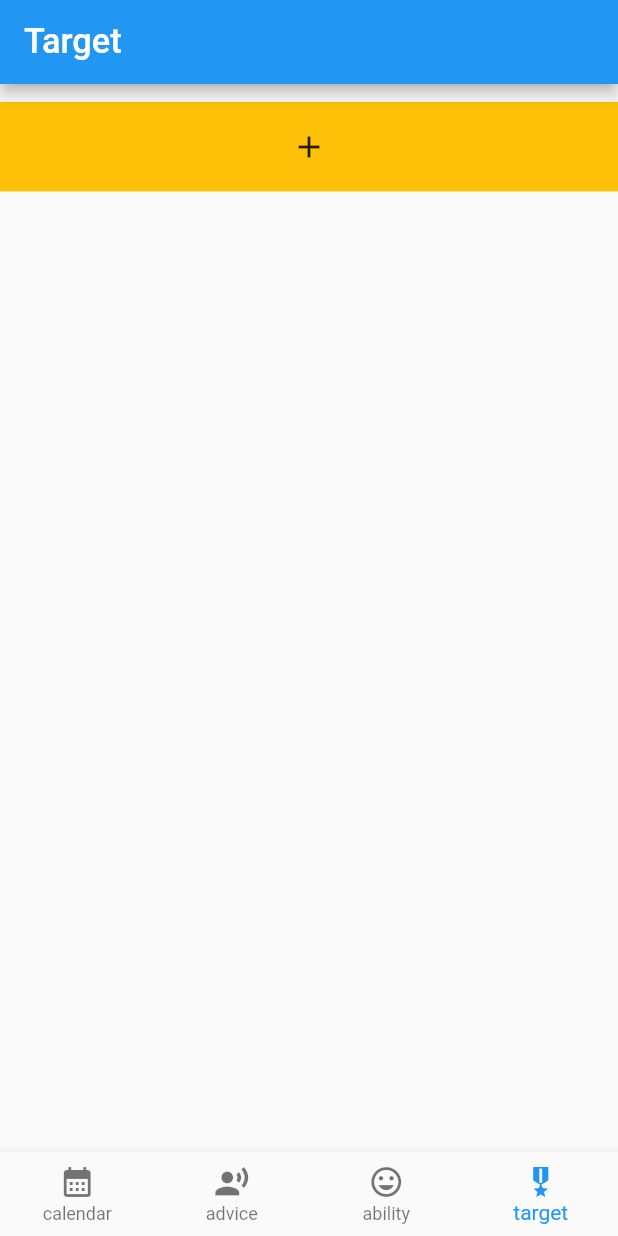
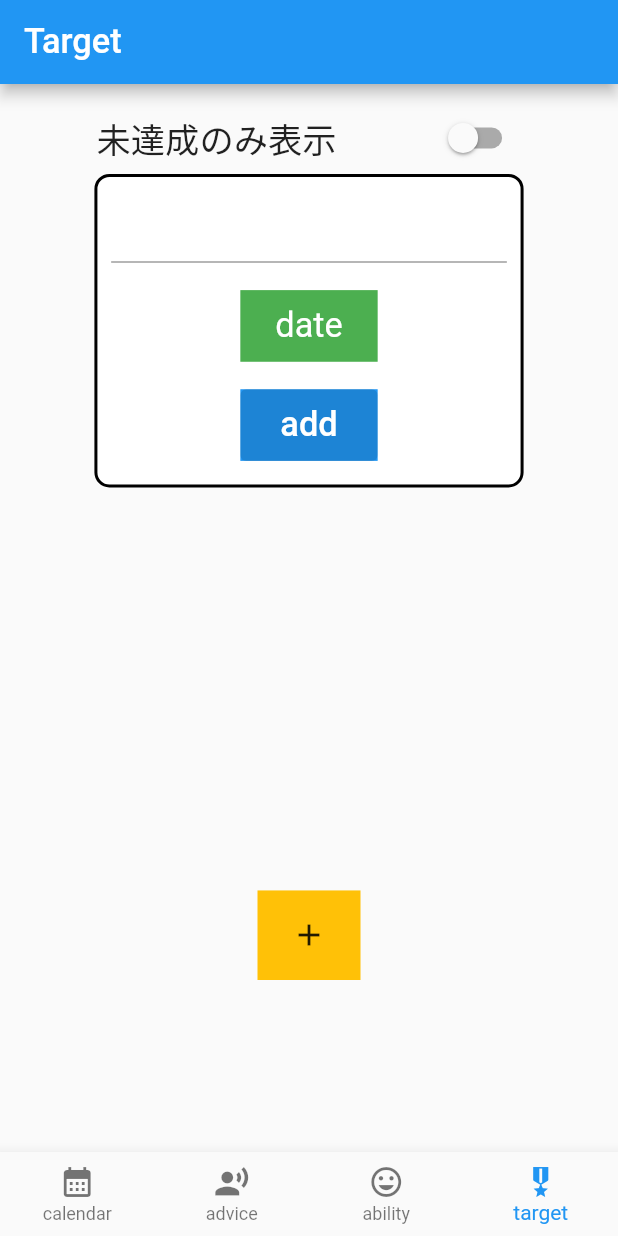
Before and after one commit to solevin/training_note, a Flutter app: the screen it shows after launch, item 4 of the bottom bar chosen, after a tap on the "add" icon, on a phone screen of 412 x 824 dp. Run offline on Flutter 3.47's test engine with Material 2 defaults, Android fonts, the phone set to English and light mode, and no system bars; our stand-ins replace flutter_screenutil, hooks_riverpod, shared_preferences, sqflite, table_calendar; accounts and stored records are empty.

Commit message:
#8: リスト追加機能実装

```diff
--- a/lib/db/target_log_dao.dart
+++ b/lib/db/target_log_dao.dart
@@ -5,27 +5,37 @@ import 'package:training_note/db/target_log.dart';
 class TargetLogDao {
   final DBProvider _dbProvider = DBProvider();
 
-  Future<int> create(TargetLog count) async {
+  Future<int> create(TargetLog target) async {
     final db = await _dbProvider.database;
-    final result = await db!.insert(tableNameTargetLog, count.toMapExceptId());
+    final result = await db!.insert(tableNameTargetLog, target.toMapExceptId());
     return result;
   }
 
   Future<List<TargetLog>> findAll() async {
     final db = await _dbProvider.database;
     final result = await db!.query(tableNameTargetLog);
-    final counts = List.generate(result.length, (i) {
+    final targets = List.generate(result.length, (i) {
       return TargetLog.fromMap(result[i]);
     });
-    return counts;
+    return targets;
+  }
+
+  Future<List<int>> findAllIds() async {
+    final db = await _dbProvider.database;
+    final result = await db!.query(tableNameTargetLog);
+    final targetIds = <int>[];
+    for (int i = 0; i < result.length; i++) {
+      targetIds.add(result[i]['id'] as int);
+    }
+    return targetIds;
   }
 
   Future<TargetLog> findById(int id) async {
     final db = await _dbProvider.database;
     final result =
         await db!.query(tableNameTargetLog, where: 'id=?', whereArgs: [id]);
-    final count = TargetLog.fromMap(result[0]);
-    return count;
+    final target = TargetLog.fromMap(result[0]);
+    return target;
   }
 
   Future<List<int>> findByDeadLine(String deadLine) async {
@@ -59,11 +69,11 @@ class TargetLogDao {
     return notAchievedList;
   }
 
-  Future<int> update(int id, TargetLog count) async {
+  Future<int> update(int id, TargetLog target) async {
     final db = await _dbProvider.database;
     final result = await db!.update(
       tableNameTargetLog,
-      count.toMapExceptId(),
+      target.toMapExceptId(),
       where: 'id=?',
       whereArgs: [id],
     );
--- a/lib/target/target_page.dart
+++ b/lib/target/target_page.dart
@@ -1,4 +1,5 @@
 import 'package:flutter/material.dart';
+import 'package:intl/intl.dart';
 import 'package:training_note/db/target_log.dart';
 import 'package:training_note/db/target_log_dao.dart';
 import 'package:flutter_screenutil/flutter_screenutil.dart';
@@ -16,6 +17,8 @@ class TargetPage extends HookConsumerWidget {
   const TargetPage({Key? key}) : super(key: key);
   @override
   Widget build(BuildContext context, WidgetRef ref) {
+    final visible = ref.watch(isVisibleProvider);
+    final display = ref.watch(isDisplayProvider);
     return Scaffold(
       appBar: AppBar(
           title: Text(
@@ -50,15 +53,39 @@ class TargetPage extends HookConsumerWidget {
           //   ),
           // ],
           children: [
+            Row(
+              mainAxisAlignment: MainAxisAlignment.spaceEvenly,
+              children: [
+                Text(
+                  '未達成のみ表示',
+                  style: TextStyle(fontSize: 20.sp),
+                ),
+                Switch(
+                  value: display,
+                  onChanged: (value) {
+                    ref.read(isDisplayProvider.notifier).state = value;
+                  },
+                ),
+              ],
+            ),
             FutureBuilder(
               future: setTargetList(ref, context),
-              builder:
-                  (BuildContext context, AsyncSnapshot<List<Widget>> snapshot) {
+              builder: (BuildContext context, AsyncSnapshot<bool> snapshot) {
                 if (snapshot.hasData) {
-                  return SingleChildScrollView(
-                    child: SizedBox(
-                        height: 200.h,
-                        child: ListView(children: snapshot.data!)),
+                  final targetList = ref.watch(targetListProvider);
+                  return Stack(
+                    children: [
+                      SingleChildScrollView(
+                        child: SizedBox(
+                          height: 400.h,
+                          child: ListView(children: targetList),
+                        ),
+                      ),
+                      Visibility(
+                        visible: visible,
+                        child: addTargetWidget(ref, context),
+                      ),
+                    ],
                   );
                 } else {
                   return const CircularProgressIndicator(
@@ -67,6 +94,7 @@ class TargetPage extends HookConsumerWidget {
                 }
               },
             ),
+            addTargetButton(ref, context)
           ],
         ),
       ),
@@ -75,7 +103,7 @@ class TargetPage extends HookConsumerWidget {
   }
 }
 
-Future<DateTime> selectDate(BuildContext context) async {
+Future<String> selectDate(BuildContext context) async {
   final selected = await showDatePicker(
     context: context,
     initialDate: DateTime.now(),
@@ -83,13 +111,14 @@ Future<DateTime> selectDate(BuildContext context) async {
     lastDate: DateTime.utc(2050, 12, 31),
   );
   if (selected != null) {
-    return selected;
+    return DateFormat('yyyy/M/d').format(selected);
   } else {
-    return DateTime.now();
+    return DateFormat('yyyy/M/d').format(DateTime.now());
   }
 }
 
-Widget eachTarget(TargetLog target, WidgetRef ref) {
+Widget eachTarget(TargetLog target, WidgetRef ref, int id) {
+  final isAchievedProvider = StateProvider.autoDispose<bool>((ref) => false);
   if (target.isAchieved == 1) {
     ref.read(isAchievedProvider.notifier).state = true;
   }
@@ -97,12 +126,22 @@ Widget eachTarget(TargetLog target, WidgetRef ref) {
   return Padding(
     padding: EdgeInsets.all(8.r),
     child: Row(
+      // crossAxisAlignment:CrossAxisAlignment.center,
+      mainAxisAlignment: MainAxisAlignment.spaceEvenly,
       children: [
         Checkbox(
           activeColor: Colors.blue,
           value: isAchieved,
-          onChanged: (value) {
+          onChanged: (value) async {
             ref.read(isAchievedProvider.notifier).state = value!;
+            final achieve = target.isAchieved == 1 ? 0 : 1;
+            final newTarget = TargetLog(
+              contents: target.contents,
+              deadLine: target.deadLine,
+              isAchieved: achieve,
+            );
+            final dao = TargetLogDao();
+            dao.update(id, newTarget);
           },
         ),
         Text(
@@ -118,18 +157,27 @@ Widget eachTarget(TargetLog target, WidgetRef ref) {
   );
 }
 
-Future<List<Widget>> setTargetList(WidgetRef ref, BuildContext context) async {
+Future<bool> setTargetList(WidgetRef ref, BuildContext context) async {
   List<Widget> targetList = [];
   final dao = TargetLogDao();
-  final targetLogList = await dao.findAll();
-  for (int i = 0; i < targetLogList.length; i++) {
-    targetList.add(eachTarget(targetLogList[i], ref));
+  final targetLogIds = await dao.findAllIds();
+  final isDisplay = ref.watch(isDisplayProvider);
+  for (int i = 0; i < targetLogIds.length; i++) {
+    final target = await dao.findById(targetLogIds[i]);
+    if (isDisplay == true) {
+      if (target.isAchieved == 0) {
+        targetList.add(eachTarget(target, ref, targetLogIds[i]));
+      }
+    } else {
+      targetList.add(eachTarget(target, ref, targetLogIds[i]));
+    }
   }
-  targetList.add(addTargetButton(context));
-  return targetList;
+  ref.read(targetListProvider.notifier).state = targetList;
+  ref.watch(targetListProvider);
+  return true;
 }
 
-Widget addTargetButton(BuildContext context) {
+Widget addTargetButton(WidgetRef ref, BuildContext context) {
   return Container(
     height: 50.h,
     width: 60.w,
@@ -137,7 +185,94 @@ Widget addTargetButton(BuildContext context) {
     child: GestureDetector(
       child: const Icon(Icons.add),
       onTap: () async {
+        ref.read(contentsProvider.notifier).state = '';
+        ref.read(isVisibleProvider.notifier).state = true;
       },
     ),
   );
 }
+
+Widget addTargetWidget(WidgetRef ref, BuildContext context) {
+  final contents = ref.watch(contentsProvider);
+  final deadLine = ref.watch(dateProvider);
+  return Center(
+    child: Container(
+      height: 175.h,
+      width: 250.w,
+      decoration: BoxDecoration(
+        border: Border.all(color: Colors.black, width: 2.0),
+        borderRadius: BorderRadius.circular(10),
+        color: Colors.white,
+      ),
+      child: Column(
+        children: [
+          Padding(
+            padding: EdgeInsets.all(8.r),
+            child: TextField(
+              style: TextStyle(fontSize: 15.sp),
+              // keyboardType: TextInputType.number,
+              // controller:
+              //     TextEditingController(text: distanceList[num].toString()),
+              decoration: const InputDecoration(
+                focusedBorder: OutlineInputBorder(
+                  borderSide: BorderSide(color: Colors.blue),
+                ),
+              ),
+              onChanged: (text) {
+                ref.read(contentsProvider.notifier).state = text;
+              },
+            ),
+          ),
+          Padding(
+            padding: EdgeInsets.all(8.r),
+            child: Container(
+              height: 40.h,
+              width: 80.w,
+              color: Colors.green,
+              child: GestureDetector(
+                onTap: () async {
+                  final date = await selectDate(context);
+                  ref.read(dateProvider.notifier).state = date;
+                },
+                child: Center(
+                  child: Text(
+                    'date',
+                    style: TextStyle(fontSize: 20.sp, color: Colors.white),
+                  ),
+                ),
+              ),
+            ),
+          ),
+          Padding(
+            padding: EdgeInsets.all(8.r),
+            child: Container(
+              height: 40.h,
+              width: 80.w,
+              color: Colors.blue,
+              child: ElevatedButton(
+                onPressed: contents.isEmpty
+                    ? null
+                    : () async {
+                        final target = TargetLog(
+                          contents: contents,
+                          deadLine: deadLine,
+                          isAchieved: 0,
+                        );
+                        final dao = TargetLogDao();
+                        await dao.create(target);
+                        ref.read(isVisibleProvider.notifier).state = false;
+                      },
+                child: Center(
+                  child: Text(
+                    'add',
+                    style: TextStyle(fontSize: 20.sp, color: Colors.white),
+                  ),
+                ),
+              ),
+            ),
+          ),
+        ],
+      ),
+    ),
+  );
+}
--- a/lib/target/target_page_view.dart
+++ b/lib/target/target_page_view.dart
@@ -1,3 +1,10 @@
+import 'package:flutter/material.dart';
+import 'package:intl/intl.dart';
 import 'package:hooks_riverpod/hooks_riverpod.dart';
 
-final isAchievedProvider = StateProvider.autoDispose<bool>((ref) => false);
+final isDisplayProvider = StateProvider.autoDispose<bool>((ref) => false);
+final isVisibleProvider = StateProvider.autoDispose<bool>((ref) => false);
+final targetListProvider = StateProvider.autoDispose<List<Widget>>((ref) => []);
+final contentsProvider = StateProvider.autoDispose<String>((ref) => '');
+final dateProvider =
+    StateProvider.autoDispose<String>((ref) => DateFormat('yyyy/M/d').format(DateTime.now()));
```
